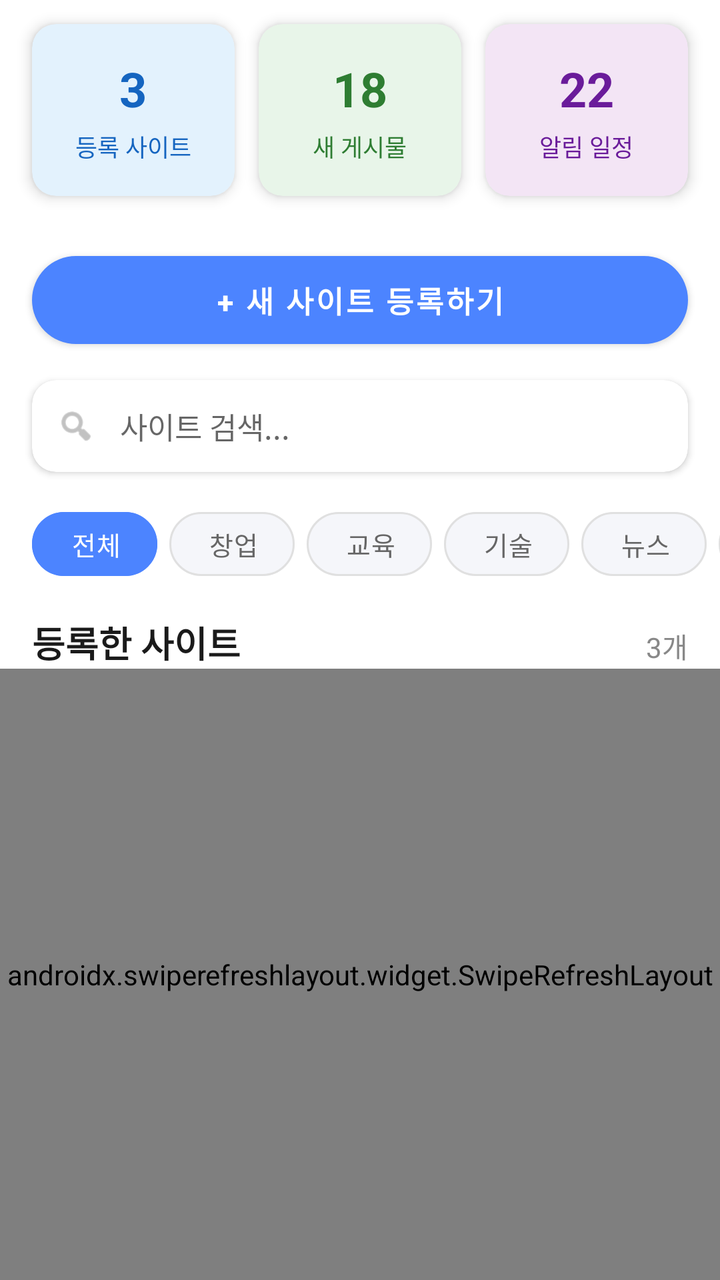
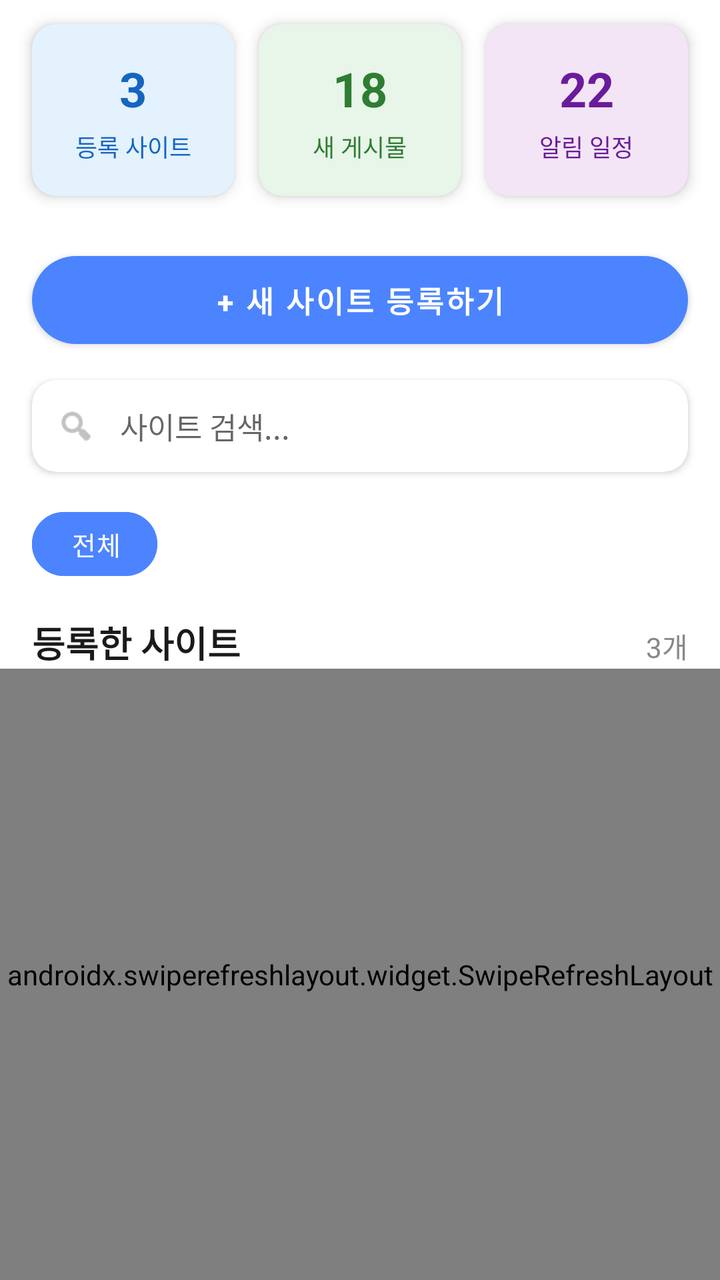

The first picture is an Android layout as it rendered before a commit; the second is the same layout after the commit. The layout source and the unified diff follow.
<!-- AndroidManifest.xml: application theme Theme.mobile_android -->
<!-- res/layout/fragment_home.xml -->
<?xml version="1.0" encoding="utf-8"?>
<androidx.constraintlayout.widget.ConstraintLayout xmlns:android="http://schemas.android.com/apk/res/android"
    xmlns:app="http://schemas.android.com/apk/res-auto"
    xmlns:tools="http://schemas.android.com/tools"
    android:layout_width="match_parent"
    android:layout_height="match_parent"
    android:background="@color/screen_background"
    tools:context=".ui.home.HomeFragment">

    
    <LinearLayout
        android:id="@+id/summary_section"
        android:layout_width="0dp"
        android:layout_height="wrap_content"
        android:orientation="horizontal"
        android:paddingHorizontal="@dimen/screen_horizontal_padding"
        android:paddingTop="@dimen/item_spacing"
        android:paddingBottom="@dimen/item_spacing"
        android:clipToPadding="false"
        android:clipChildren="false"
        app:layout_constraintTop_toTopOf="parent"
        app:layout_constraintStart_toStartOf="parent"
        app:layout_constraintEnd_toEndOf="parent"
        android:baselineAligned="false">

        
        <androidx.cardview.widget.CardView
            android:layout_width="0dp"
            android:layout_height="wrap_content"
            android:layout_weight="1"
            android:layout_marginEnd="6dp"
            app:cardCornerRadius="@dimen/card_corner_radius"
            app:cardElevation="@dimen/card_elevation"
            app:cardBackgroundColor="#E3F2FD">

            <LinearLayout
                android:layout_width="match_parent"
                android:layout_height="wrap_content"
                android:orientation="vertical"
                android:gravity="center"
                android:padding="16dp">

                <TextView
                    android:id="@+id/tv_total_items"
                    android:layout_width="wrap_content"
                    android:layout_height="wrap_content"
                    android:text="3"
                    android:textSize="24sp"
                    android:textColor="#1565C0"
                    android:textStyle="bold"
                    android:layout_marginBottom="4dp"/>

                <TextView
                    android:layout_width="wrap_content"
                    android:layout_height="wrap_content"
                    android:text="등록 사이트"
                    android:textColor="#1565C0"
                    android:textSize="12sp"/>
            </LinearLayout>
        </androidx.cardview.widget.CardView>

        
        <androidx.cardview.widget.CardView
            android:layout_width="0dp"
            android:layout_height="wrap_content"
            android:layout_weight="1"
            android:layout_marginStart="6dp"
            android:layout_marginEnd="6dp"
            app:cardCornerRadius="@dimen/card_corner_radius"
            app:cardElevation="@dimen/card_elevation"
            app:cardBackgroundColor="#E8F5E9">

            <LinearLayout
                android:layout_width="match_parent"
                android:layout_height="wrap_content"
                android:orientation="vertical"
                android:gravity="center"
                android:padding="16dp">

                <TextView
                    android:id="@+id/tv_new_items"
                    android:layout_width="wrap_content"
                    android:layout_height="wrap_content"
                    android:text="18"
                    android:textSize="24sp"
                    android:textColor="#2E7D32"
                    android:textStyle="bold"
                    android:layout_marginBottom="4dp"/>

                <TextView
                    android:layout_width="wrap_content"
                    android:layout_height="wrap_content"
                    android:text="새 게시물"
                    android:textColor="#2E7D32"
                    android:textSize="12sp"/>
            </LinearLayout>
        </androidx.cardview.widget.CardView>

        
        <androidx.cardview.widget.CardView
            android:layout_width="0dp"
            android:layout_height="wrap_content"
            android:layout_weight="1"
            android:layout_marginStart="6dp"
            app:cardCornerRadius="@dimen/card_corner_radius"
            app:cardElevation="@dimen/card_elevation"
            app:cardBackgroundColor="#F3E5F5">

            <LinearLayout
                android:layout_width="match_parent"
                android:layout_height="wrap_content"
                android:orientation="vertical"
                android:gravity="center"
                android:padding="16dp">

                <TextView
                    android:id="@+id/tv_upcoming_items"
                    android:layout_width="wrap_content"
                    android:layout_height="wrap_content"
                    android:text="22"
                    android:textSize="24sp"
                    android:textColor="#6A1B9A"
                    android:textStyle="bold"
                    android:layout_marginBottom="4dp"/>

                <TextView
                    android:layout_width="wrap_content"
                    android:layout_height="wrap_content"
                    android:text="알림 일정"
                    android:textColor="#6A1B9A"
                    android:textSize="12sp"/>
            </LinearLayout>
        </androidx.cardview.widget.CardView>
    </LinearLayout>

    
    <com.google.android.material.button.MaterialButton
        android:id="@+id/add_site_button"
        android:layout_width="0dp"
        android:layout_height="56dp"
        android:text="+ 새 사이트 등록하기"
        android:textSize="15sp"
        android:textStyle="bold"
        app:cornerRadius="28dp"
        style="@style/Widget.MaterialComponents.Button"
        app:backgroundTint="@color/accent_color"
        app:layout_constraintTop_toBottomOf="@id/summary_section"
        app:layout_constraintStart_toStartOf="parent"
        app:layout_constraintEnd_toEndOf="parent"
        android:layout_marginStart="@dimen/screen_horizontal_padding"
        android:layout_marginEnd="@dimen/screen_horizontal_padding"
        android:layout_marginTop="@dimen/item_spacing"/>

    
    <androidx.cardview.widget.CardView
        android:id="@+id/card_search"
        android:layout_width="0dp"
        android:layout_height="wrap_content"
        android:layout_marginStart="@dimen/screen_horizontal_padding"
        android:layout_marginEnd="@dimen/screen_horizontal_padding"
        android:layout_marginTop="@dimen/item_spacing"
        app:cardBackgroundColor="#FFFFFF"
        app:cardCornerRadius="@dimen/card_corner_radius"
        app:cardElevation="2dp"
        app:cardUseCompatPadding="false"
        app:layout_constraintEnd_toEndOf="parent"
        app:layout_constraintStart_toStartOf="parent"
        app:layout_constraintTop_toBottomOf="@+id/add_site_button">

        <LinearLayout
            android:layout_width="match_parent"
            android:layout_height="wrap_content"
            android:orientation="horizontal"
            android:gravity="center_vertical"
            android:paddingStart="12dp"
            android:paddingEnd="8dp">

            <ImageView
                android:layout_width="20dp"
                android:layout_height="20dp"
                android:src="@android:drawable/ic_menu_search"
                android:tint="#999999" />

            <EditText
                android:id="@+id/et_search"
                android:layout_width="0dp"
                android:layout_height="wrap_content"
                android:layout_weight="1"
                android:background="@android:color/transparent"
                android:hint="사이트 검색..."
                android:padding="12dp"
                android:textSize="15sp"
                android:maxLines="1"
                android:imeOptions="actionSearch"
                android:inputType="text" />

            <ImageButton
                android:id="@+id/btn_clear_search"
                android:layout_width="36dp"
                android:layout_height="36dp"
                android:background="?attr/selectableItemBackgroundBorderless"
                android:src="@android:drawable/ic_menu_close_clear_cancel"
                android:tint="#999999"
                android:visibility="gone"
                android:contentDescription="검색 지우기" />
        </LinearLayout>
    </androidx.cardview.widget.CardView>

    
    <HorizontalScrollView
        android:id="@+id/category_scroll"
        android:layout_width="0dp"
        android:layout_height="wrap_content"
        android:scrollbars="none"
        android:layout_marginTop="@dimen/item_spacing"
        app:layout_constraintTop_toBottomOf="@+id/card_search"
        app:layout_constraintStart_toStartOf="parent"
        app:layout_constraintEnd_toEndOf="parent">

        <com.google.android.material.chip.ChipGroup
            android:id="@+id/chip_category_filters"
            android:layout_width="wrap_content"
            android:layout_height="wrap_content"
            android:paddingStart="@dimen/screen_horizontal_padding"
            android:paddingEnd="@dimen/screen_horizontal_padding"
            app:chipSpacingHorizontal="6dp"
            app:singleLine="true"
            app:singleSelection="true">

            <com.google.android.material.chip.Chip
                android:id="@+id/chip_category_all"
                style="@style/InstagramFilterChip"
                android:layout_width="wrap_content"
                android:layout_height="wrap_content"
                android:checked="true"
                android:text="전체" />

            <com.google.android.material.chip.Chip
                android:id="@+id/chip_category_startup"
                style="@style/InstagramFilterChip"
                android:layout_width="wrap_content"
                android:layout_height="wrap_content"
                android:text="창업" />

            <com.google.android.material.chip.Chip
                android:id="@+id/chip_category_education"
                style="@style/InstagramFilterChip"
                android:layout_width="wrap_content"
                android:layout_height="wrap_content"
                android:text="교육" />

            <com.google.android.material.chip.Chip
                android:id="@+id/chip_category_tech"
                style="@style/InstagramFilterChip"
                android:layout_width="wrap_content"
                android:layout_height="wrap_content"
                android:text="기술" />

            <com.google.android.material.chip.Chip
                android:id="@+id/chip_category_news"
                style="@style/InstagramFilterChip"
                android:layout_width="wrap_content"
                android:layout_height="wrap_content"
                android:text="뉴스" />

            <com.google.android.material.chip.Chip
                android:id="@+id/chip_category_contest"
                style="@style/InstagramFilterChip"
                android:layout_width="wrap_content"
                android:layout_height="wrap_content"
                android:text="공모전" />

            <com.google.android.material.chip.Chip
                android:id="@+id/chip_category_government"
                style="@style/InstagramFilterChip"
                android:layout_width="wrap_content"
                android:layout_height="wrap_content"
                android:text="정부지원" />

            <com.google.android.material.chip.Chip
                android:id="@+id/chip_category_other"
                style="@style/InstagramFilterChip"
                android:layout_width="wrap_content"
                android:layout_height="wrap_content"
                android:text="기타" />

        </com.google.android.material.chip.ChipGroup>
    </HorizontalScrollView>

    
    <TextView
        android:id="@+id/tv_registered_sites_title"
        android:layout_width="wrap_content"
        android:layout_height="wrap_content"
        android:text="등록한 사이트"
        android:textSize="18sp"
        android:textStyle="bold"
        android:textColor="#1A1A1A"
        android:layout_marginStart="@dimen/screen_horizontal_padding"
        android:layout_marginTop="@dimen/item_spacing"
        app:layout_constraintStart_toStartOf="parent"
        app:layout_constraintTop_toBottomOf="@+id/category_scroll" />

    <TextView
        android:id="@+id/tv_site_count"
        android:layout_width="wrap_content"
        android:layout_height="wrap_content"
        android:text="3개"
        android:textColor="#888888"
        android:textSize="14sp"
        android:layout_marginEnd="@dimen/screen_horizontal_padding"
        app:layout_constraintEnd_toEndOf="parent"
        app:layout_constraintBaseline_toBaselineOf="@id/tv_registered_sites_title" />

    
    <FrameLayout
        android:layout_width="match_parent"
        android:layout_height="0dp"
        app:layout_constraintTop_toBottomOf="@+id/tv_registered_sites_title"
        app:layout_constraintBottom_toBottomOf="parent">

        
        <androidx.swiperefreshlayout.widget.SwipeRefreshLayout
            android:id="@+id/swipe_refresh"
            android:layout_width="match_parent"
            android:layout_height="match_parent">

            <androidx.recyclerview.widget.RecyclerView
                android:id="@+id/rv_sites"
                android:layout_width="match_parent"
                android:layout_height="match_parent"
                android:layout_marginTop="@dimen/item_spacing"
                android:clipToPadding="false"
                android:clipChildren="false"
                android:paddingHorizontal="@dimen/screen_horizontal_padding"
                android:paddingBottom="@dimen/screen_bottom_padding"
                tools:listitem="@layout/item_site" />
        </androidx.swiperefreshlayout.widget.SwipeRefreshLayout>

        
        <LinearLayout
            android:id="@+id/layout_empty_sites"
            android:layout_width="wrap_content"
            android:layout_height="wrap_content"
            android:layout_gravity="center"
            android:orientation="vertical"
            android:gravity="center"
            android:visibility="gone">

            <TextView
                android:layout_width="wrap_content"
                android:layout_height="wrap_content"
                android:text="등록된 사이트가 없습니다"
                android:textSize="16sp"
                android:textColor="#999999"
                android:layout_marginBottom="8dp" />

            <TextView
                android:layout_width="wrap_content"
                android:layout_height="wrap_content"
                android:text="새 사이트를 등록하여 시작하세요"
                android:textSize="14sp"
                android:textColor="#BBBBBB" />
        </LinearLayout>
    </FrameLayout>

</androidx.constraintlayout.widget.ConstraintLayout>
<!-- res/layout/item_site.xml (included above) -->
<?xml version="1.0" encoding="utf-8"?>
<androidx.cardview.widget.CardView xmlns:android="http://schemas.android.com/apk/res/android"
    xmlns:app="http://schemas.android.com/apk/res-auto"
    android:layout_width="match_parent"
    android:layout_height="wrap_content"
    android:layout_marginTop="@dimen/card_margin_vertical"
    android:layout_marginHorizontal="1dp"
    android:layout_marginBottom="12dp"
    android:foreground="?attr/selectableItemBackground"
    android:clickable="true"
    android:focusable="true"
    app:cardBackgroundColor="#FFFFFF"
    app:cardCornerRadius="16dp"
    app:cardElevation="4dp"
    >

    <LinearLayout
        android:layout_width="match_parent"
        android:layout_height="wrap_content"
        android:orientation="vertical"
        android:padding="16dp">

        
        <LinearLayout
            android:layout_width="match_parent"
            android:layout_height="wrap_content"
            android:gravity="center_vertical"
            android:orientation="horizontal">

            
            <androidx.cardview.widget.CardView
                android:layout_width="40dp"
                android:layout_height="40dp"
                app:cardBackgroundColor="#F0F4FF"
                app:cardCornerRadius="8dp"
                app:cardElevation="0dp">

                <ImageView
                    android:id="@+id/iv_site_icon"
                    android:layout_width="24dp"
                    android:layout_height="24dp"
                    android:layout_gravity="center"
                    android:src="@drawable/ic_web"
                    android:tint="#4C84FF" />

            </androidx.cardview.widget.CardView>

            
            <LinearLayout
                android:layout_width="0dp"
                android:layout_height="wrap_content"
                android:layout_marginStart="12dp"
                android:layout_weight="1"
                android:orientation="vertical">

                <TextView
                    android:id="@+id/tv_site_name"
                    android:layout_width="match_parent"
                    android:layout_height="wrap_content"
                    android:ellipsize="end"
                    android:maxLines="1"
                    android:text="사이트 이름"
                    android:textColor="#1A1A1A"
                    android:textSize="16sp"
                    android:textStyle="bold" />

                <TextView
                    android:id="@+id/tv_category_tag"
                    android:layout_width="wrap_content"
                    android:layout_height="wrap_content"
                    android:layout_marginTop="2dp"
                    android:text="카테고리"
                    android:textColor="#4C84FF"
                    android:textSize="12sp" />

            </LinearLayout>

            
            <ImageView
                android:id="@+id/btn_edit"
                android:layout_width="36dp"
                android:layout_height="36dp"
                android:background="?attr/selectableItemBackgroundBorderless"
                android:clickable="true"
                android:focusable="true"
                android:padding="6dp"
                android:src="@drawable/ic_edit_24"
                android:tint="#888888" />

            
            <ImageView
                android:id="@+id/btn_delete"
                android:layout_width="36dp"
                android:layout_height="36dp"
                android:background="?attr/selectableItemBackgroundBorderless"
                android:clickable="true"
                android:focusable="true"
                android:padding="6dp"
                android:src="@drawable/ic_delete_24"
                android:tint="#FF5252" />

        </LinearLayout>

        
        <TextView
            android:id="@+id/tv_site_url"
            android:layout_width="match_parent"
            android:layout_height="wrap_content"
            android:layout_marginTop="8dp"
            android:ellipsize="end"
            android:maxLines="1"
            android:text="https://example.com/notice"
            android:textColor="#888888"
            android:textSize="13sp" />

        
        <View
            android:layout_width="match_parent"
            android:layout_height="1dp"
            android:layout_marginVertical="12dp"
            android:background="#F0F0F0" />

        
        <LinearLayout
            android:layout_width="match_parent"
            android:layout_height="wrap_content"
            android:gravity="center_vertical"
            android:orientation="horizontal">

            
            <LinearLayout
                android:layout_width="0dp"
                android:layout_height="wrap_content"
                android:layout_weight="1"
                android:gravity="center_vertical"
                android:orientation="horizontal">

                <ImageView
                    android:layout_width="16dp"
                    android:layout_height="16dp"
                    android:src="@drawable/ic_article"
                    android:tint="#666666" />

                <TextView
                    android:id="@+id/tv_total_posts"
                    android:layout_width="wrap_content"
                    android:layout_height="wrap_content"
                    android:layout_marginStart="4dp"
                    android:text="총 0개"
                    android:textColor="#666666"
                    android:textSize="12sp" />

            </LinearLayout>

            
            <TextView
                android:id="@+id/tv_new_posts_badge"
                android:layout_width="wrap_content"
                android:layout_height="wrap_content"
                android:background="@drawable/bg_new_badge"
                android:paddingHorizontal="8dp"
                android:paddingVertical="4dp"
                android:text="새글 0"
                android:textColor="#FFFFFF"
                android:textSize="11sp"
                android:textStyle="bold"
                android:visibility="gone" />

            
            <TextView
                android:id="@+id/tv_last_updated"
                android:layout_width="wrap_content"
                android:layout_height="wrap_content"
                android:layout_marginStart="12dp"
                android:drawablePadding="4dp"
                android:text="업데이트: -"
                android:textColor="#999999"
                android:textSize="11sp" />

        </LinearLayout>

    </LinearLayout>

</androidx.cardview.widget.CardView>
<!-- resources referenced by this layout -->
<resources>
  <color name="accent_color">#4C84FF</color>
  <color name="screen_background">#FFFFFF</color>
  <dimen name="card_corner_radius">12dp</dimen>
  <dimen name="card_elevation">4dp</dimen>
  <dimen name="card_margin_vertical">8dp</dimen>
  <dimen name="item_spacing">12dp</dimen>
  <dimen name="screen_bottom_padding">80dp</dimen>
  <dimen name="screen_horizontal_padding">16dp</dimen>
  <!-- drawable bg_new_badge (drawable) -->
  <?xml version="1.0" encoding="utf-8"?>
  <shape xmlns:android="http://schemas.android.com/apk/res/android"
      android:shape="rectangle">
  
      
      <solid android:color="#FFEB3B" />
  
      
      <corners android:radius="12dp" />
  
      
      <padding
          android:left="6dp"
          android:top="2dp"
          android:right="6dp"
          android:bottom="2dp" />
  </shape>
  <!-- drawable ic_article (drawable) -->
  <vector xmlns:android="http://schemas.android.com/apk/res/android"
      android:width="24dp"
      android:height="24dp"
      android:viewportWidth="24"
      android:viewportHeight="24"
      android:tint="#000000">
      <path
          android:fillColor="@android:color/white"
          android:pathData="M19,3L5,3c-1.1,0 -2,0.9 -2,2v14c0,1.1 0.9,2 2,2h14c1.1,0 2,-0.9 2,-2L21,5c0,-1.1 -0.9,-2 -2,-2zM14,17L7,17v-2h7v2zM17,13L7,13v-2h10v2zM17,9L7,9L7,7h10v2z"/>
  </vector>
  <!-- drawable ic_delete_24 (drawable) -->
  <vector xmlns:android="http://schemas.android.com/apk/res/android"
      android:width="24dp"
      android:height="24dp"
      android:viewportWidth="24"
      android:viewportHeight="24">
    <path
        android:fillColor="@android:color/black"
        android:pathData="M6,19c0,1.1 0.9,2 2,2h8c1.1,0 2,-0.9 2,-2V7H6v12zM19,4h-3.5l-1,-1h-5l-1,1H5v2h14V4z"/>
  </vector>
  <!-- drawable ic_edit_24 (drawable) -->
  <vector xmlns:android="http://schemas.android.com/apk/res/android"
      android:width="24dp"
      android:height="24dp"
      android:viewportWidth="24"
      android:viewportHeight="24">
    <path
        android:fillColor="@android:color/black"
        android:pathData="M3,17.25V21h3.75L17.81,9.94l-3.75,-3.75L3,17.25zM20.71,7.04c0.39,-0.39 0.39,-1.02 0,-1.41l-2.34,-2.34c-0.39,-0.39 -1.02,-0.39 -1.41,0l-1.83,1.83 3.75,3.75 1.83,-1.83z"/>
  </vector>
  <!-- drawable ic_web (drawable) -->
  <vector xmlns:android="http://schemas.android.com/apk/res/android"
      android:width="24dp"
      android:height="24dp"
      android:viewportWidth="24"
      android:viewportHeight="24"
      android:tint="#000000">
      <path
          android:fillColor="@android:color/white"
          android:pathData="M12,2C6.48,2 2,6.48 2,12s4.48,10 10,10 10,-4.48 10,-10S17.52,2 12,2zM11,19.93c-3.95,-0.49 -7,-3.85 -7,-7.93 0,-0.62 0.08,-1.21 0.21,-1.79L9,15v1c0,1.1 0.9,2 2,2v1.93zM17.9,17.39c-0.26,-0.81 -1,-1.39 -1.9,-1.39h-1v-3c0,-0.55 -0.45,-1 -1,-1L8,12v-2h2c0.55,0 1,-0.45 1,-1L11,7h2c1.1,0 2,-0.9 2,-2v-0.41c2.93,1.19 5,4.06 5,7.41 0,2.08 -0.8,3.97 -2.1,5.39z"/>
  </vector>
  <style name="Theme.mobile_android" parent="Base.Theme.mobile_android" />
  <style name="Base.Theme.mobile_android" parent="Theme.MaterialComponents.DayNight.NoActionBar">
          
  
          <item name="colorPrimary">@color/login_bg1</item>
          <item name="colorPrimaryVariant">@color/login_bg1</item>
          <item name="colorOnPrimary">@color/white</item>
          <item name="colorSecondary">@color/login_bg2</item>
          <item name="colorSecondaryVariant">@color/login_bg2</item>
          <item name="colorOnSecondary">@color/login_bg2</item>
          <item name="android:statusBarColor">@color/login_bg1</item>
  
          
          <item name="android:windowDrawsSystemBarBackgrounds">true</item>
          <item name="android:navigationBarColor">@color/white</item>
      </style>
  <color name="login_bg1">#0B0E18</color>
  <color name="white">#FFFFFFFF</color>
  <color name="login_bg2">#673AB7</color>
  <!-- unchanged entries left out for length: 1 -->
</resources>

<!-- the commit's change to res/layout/fragment_home.xml (unified diff, before → after) -->
@@ -227,6 +227,7 @@
             app:singleLine="true"
             app:singleSelection="true">
 
+            
             <com.google.android.material.chip.Chip
                 android:id="@+id/chip_category_all"
                 style="@style/InstagramFilterChip"
@@ -235,54 +236,7 @@
                 android:checked="true"
                 android:text="전체" />
 
-            <com.google.android.material.chip.Chip
-                android:id="@+id/chip_category_startup"
-                style="@style/InstagramFilterChip"
-                android:layout_width="wrap_content"
-                android:layout_height="wrap_content"
-                android:text="창업" />
-
-            <com.google.android.material.chip.Chip
-                android:id="@+id/chip_category_education"
-                style="@style/InstagramFilterChip"
-                android:layout_width="wrap_content"
-                android:layout_height="wrap_content"
-                android:text="교육" />
-
-            <com.google.android.material.chip.Chip
-                android:id="@+id/chip_category_tech"
-                style="@style/InstagramFilterChip"
-                android:layout_width="wrap_content"
-                android:layout_height="wrap_content"
-                android:text="기술" />
-
-            <com.google.android.material.chip.Chip
-                android:id="@+id/chip_category_news"
-                style="@style/InstagramFilterChip"
-                android:layout_width="wrap_content"
-                android:layout_height="wrap_content"
-                android:text="뉴스" />
-
-            <com.google.android.material.chip.Chip
-                android:id="@+id/chip_category_contest"
-                style="@style/InstagramFilterChip"
-                android:layout_width="wrap_content"
-                android:layout_height="wrap_content"
-                android:text="공모전" />
-
-            <com.google.android.material.chip.Chip
-                android:id="@+id/chip_category_government"
-                style="@style/InstagramFilterChip"
-                android:layout_width="wrap_content"
-                android:layout_height="wrap_content"
-                android:text="정부지원" />
-
-            <com.google.android.material.chip.Chip
-                android:id="@+id/chip_category_other"
-                style="@style/InstagramFilterChip"
-                android:layout_width="wrap_content"
-                android:layout_height="wrap_content"
-                android:text="기타" />
+            
 
         </com.google.android.material.chip.ChipGroup>
     </HorizontalScrollView>
